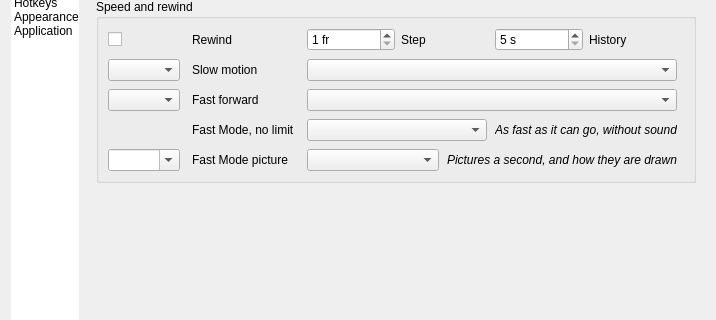
Old version of the form ui/setupwin.ui in the repository DruzhininPavel/xpeccy-plus; both pictures show x 0 to 716 and y 113 to 433 of the 716 by 909 pixel window.
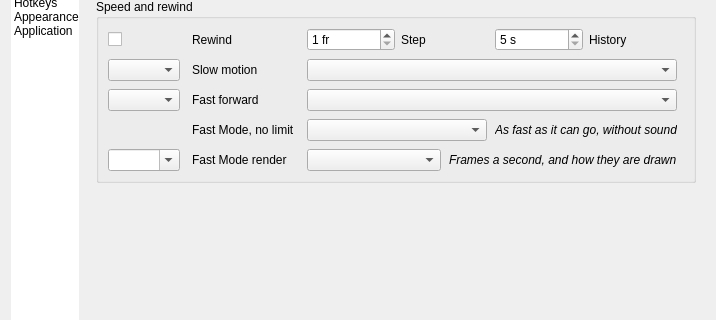
New version of the form. The open tabs and pages were chosen to show the change. Icons and pictures are not drawn. Custom widgets are drawn as their Qt base class.

Commit message: options: Fast Mode render, Raster (normal) or Video memory dump (simplified)

Diff of the .ui file:
```diff
--- a/ui/setupwin.ui
+++ b/ui/setupwin.ui
@@ -2856,7 +2856,7 @@
                    <string>The frames between are not drawn</string>
                   </property>
                   <property name="text">
-                   <string>Fast Mode picture</string>
+                   <string>Fast Mode render</string>
                   </property>
                   <property name="buddy">
                    <cstring>cbFastFps</cstring>
@@ -2879,7 +2879,7 @@
                      </font>
                     </property>
                     <property name="text">
-                     <string>Pictures a second, and how they are drawn</string>
+                     <string>Frames a second, and how they are drawn</string>
                     </property>
                    </widget>
                   </item>
```
Left out of the diff: 2 changed lines with no effect on the pictures. The commit also changes 2 other files.
